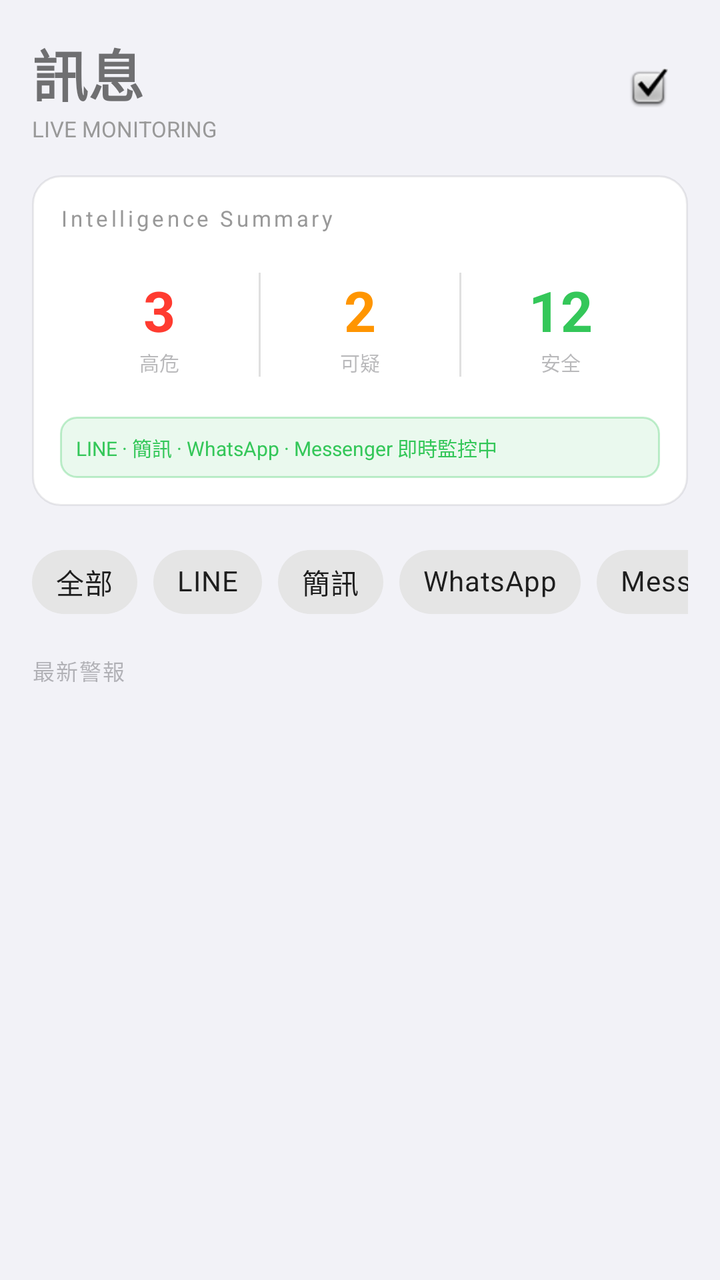
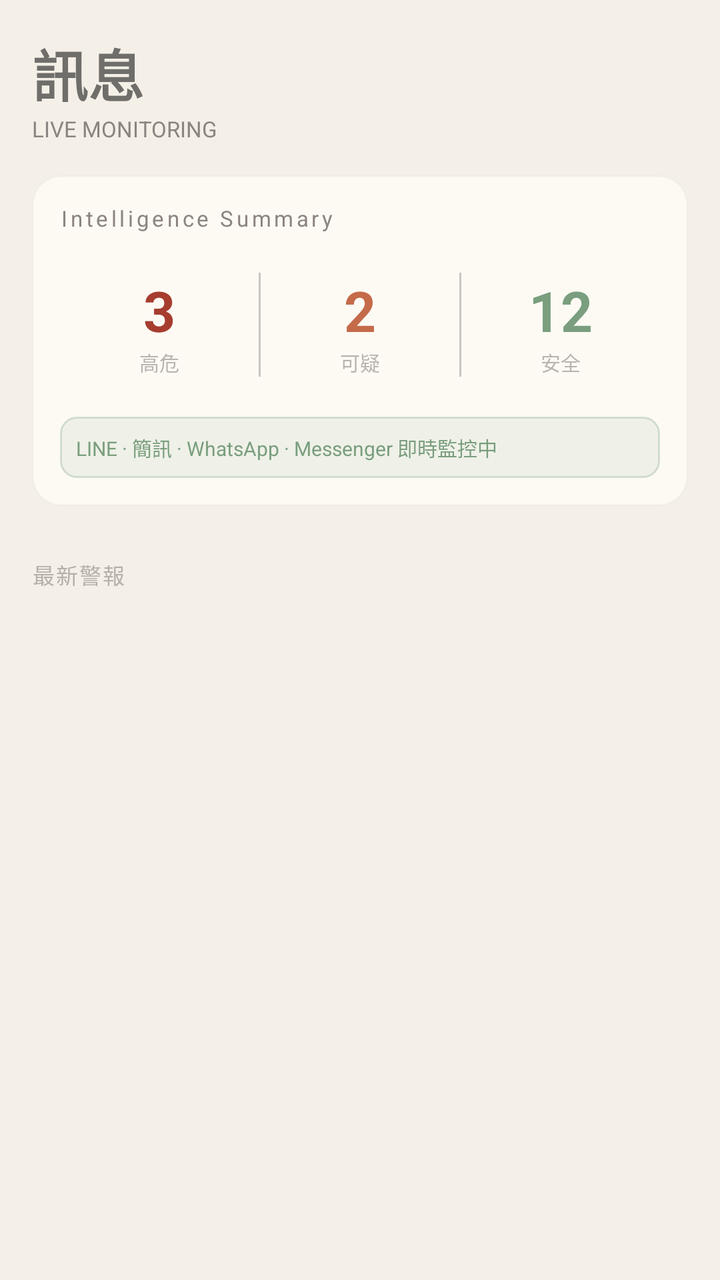

Compare the two renders of this Android layout. The source of the first and the diff that turns it into the second are given below.
<!-- AndroidManifest.xml: application theme Theme.FraudDetector -->
<!-- res/layout/fragment_messages.xml -->
<?xml version="1.0" encoding="utf-8"?>
<LinearLayout xmlns:android="http://schemas.android.com/apk/res/android"
    android:layout_width="match_parent"
    android:layout_height="match_parent"
    android:orientation="vertical">

    
    <LinearLayout
        android:layout_width="match_parent"
        android:layout_height="wrap_content"
        android:orientation="horizontal"
        android:gravity="center_vertical"
        android:padding="16dp">

        <LinearLayout
            android:layout_width="0dp"
            android:layout_height="wrap_content"
            android:layout_weight="1"
            android:orientation="vertical">

            <TextView
                android:layout_width="wrap_content"
                android:layout_height="wrap_content"
                android:text="@string/tab_messages"
                android:textSize="28sp"
                android:textStyle="bold" />

            <TextView
                android:layout_width="wrap_content"
                android:layout_height="wrap_content"
                android:text="@string/live_monitoring"
                android:textSize="11sp"
                android:textColor="#999999" />
        </LinearLayout>

        <ImageButton
            android:id="@+id/btnMarkAllRead"
            android:layout_width="40dp"
            android:layout_height="40dp"
            android:src="@android:drawable/checkbox_on_background"
            android:background="?attr/selectableItemBackgroundBorderless"
            android:contentDescription="Mark all read" />
    </LinearLayout>

    
    <LinearLayout
        android:id="@+id/intelCard"
        android:layout_width="match_parent"
        android:layout_height="wrap_content"
        android:orientation="vertical"
        android:layout_marginStart="16dp"
        android:layout_marginEnd="16dp"
        android:layout_marginBottom="14dp"
        android:padding="14dp"
        android:background="@drawable/bg_intel_card"
        android:elevation="2dp">

        <TextView
            android:layout_width="wrap_content"
            android:layout_height="wrap_content"
            android:text="@string/intel_summary"
            android:textSize="11sp"
            android:textColor="#999999"
            android:letterSpacing="0.14"
            android:layout_marginBottom="12dp" />

        
        <LinearLayout
            android:layout_width="match_parent"
            android:layout_height="wrap_content"
            android:orientation="horizontal"
            android:layout_marginBottom="12dp">

            
            <LinearLayout
                android:id="@+id/statHigh"
                android:layout_width="0dp"
                android:layout_height="wrap_content"
                android:layout_weight="1"
                android:orientation="vertical"
                android:gravity="center"
                android:padding="8dp"
                android:clickable="true"
                android:focusable="true">

                <TextView
                    android:id="@+id/tvHighCount"
                    android:layout_width="wrap_content"
                    android:layout_height="wrap_content"
                    android:text="3"
                    android:textSize="28sp"
                    android:textStyle="bold"
                    android:textColor="@color/risk_high" />

                <TextView
                    android:layout_width="wrap_content"
                    android:layout_height="wrap_content"
                    android:text="@string/high_risk"
                    android:textSize="10sp"
                    android:textColor="@color/lbl3" />
            </LinearLayout>

            <View
                android:layout_width="1dp"
                android:layout_height="match_parent"
                android:background="#E0E0E0"
                android:layout_marginTop="8dp"
                android:layout_marginBottom="8dp" />

            
            <LinearLayout
                android:id="@+id/statMid"
                android:layout_width="0dp"
                android:layout_height="wrap_content"
                android:layout_weight="1"
                android:orientation="vertical"
                android:gravity="center"
                android:padding="8dp"
                android:clickable="true"
                android:focusable="true">

                <TextView
                    android:id="@+id/tvMidCount"
                    android:layout_width="wrap_content"
                    android:layout_height="wrap_content"
                    android:text="2"
                    android:textSize="28sp"
                    android:textStyle="bold"
                    android:textColor="@color/risk_mid" />

                <TextView
                    android:layout_width="wrap_content"
                    android:layout_height="wrap_content"
                    android:text="@string/suspicious"
                    android:textSize="10sp"
                    android:textColor="@color/lbl3" />
            </LinearLayout>

            <View
                android:layout_width="1dp"
                android:layout_height="match_parent"
                android:background="#E0E0E0"
                android:layout_marginTop="8dp"
                android:layout_marginBottom="8dp" />

            
            <LinearLayout
                android:id="@+id/statSafe"
                android:layout_width="0dp"
                android:layout_height="wrap_content"
                android:layout_weight="1"
                android:orientation="vertical"
                android:gravity="center"
                android:padding="8dp"
                android:clickable="true"
                android:focusable="true">

                <TextView
                    android:id="@+id/tvSafeCount"
                    android:layout_width="wrap_content"
                    android:layout_height="wrap_content"
                    android:text="12"
                    android:textSize="28sp"
                    android:textStyle="bold"
                    android:textColor="@color/risk_safe" />

                <TextView
                    android:layout_width="wrap_content"
                    android:layout_height="wrap_content"
                    android:text="@string/safe"
                    android:textSize="10sp"
                    android:textColor="@color/lbl3" />
            </LinearLayout>
        </LinearLayout>

        
        <TextView
            android:layout_width="match_parent"
            android:layout_height="wrap_content"
            android:text="@string/monitoring_status"
            android:textSize="10sp"
            android:textColor="@color/risk_safe"
            android:padding="8dp"
            android:background="@drawable/bg_monitoring_bar" />
    </LinearLayout>

    
    <HorizontalScrollView
        android:layout_width="match_parent"
        android:layout_height="wrap_content"
        android:scrollbars="none"
        android:paddingStart="16dp"
        android:paddingEnd="16dp"
        android:layout_marginBottom="12dp">

        <com.google.android.material.chip.ChipGroup
            android:id="@+id/chipGroupFilter"
            android:layout_width="wrap_content"
            android:layout_height="wrap_content"
            app:singleSelection="true"
            xmlns:app="http://schemas.android.com/apk/res-auto">

            <com.google.android.material.chip.Chip
                android:id="@+id/chipAll"
                android:layout_width="wrap_content"
                android:layout_height="wrap_content"
                android:text="@string/filter_all"
                android:checked="true" />

            <com.google.android.material.chip.Chip
                android:id="@+id/chipLine"
                android:layout_width="wrap_content"
                android:layout_height="wrap_content"
                android:text="LINE" />

            <com.google.android.material.chip.Chip
                android:id="@+id/chipSms"
                android:layout_width="wrap_content"
                android:layout_height="wrap_content"
                android:text="簡訊" />

            <com.google.android.material.chip.Chip
                android:id="@+id/chipWhatsApp"
                android:layout_width="wrap_content"
                android:layout_height="wrap_content"
                android:text="WhatsApp" />

            <com.google.android.material.chip.Chip
                android:id="@+id/chipMessenger"
                android:layout_width="wrap_content"
                android:layout_height="wrap_content"
                android:text="Messenger" />
        </com.google.android.material.chip.ChipGroup>
    </HorizontalScrollView>

    
    <TextView
        android:layout_width="match_parent"
        android:layout_height="wrap_content"
        android:text="@string/latest_alerts"
        android:textSize="11sp"
        android:textColor="@color/lbl3"
        android:letterSpacing="0.06"
        android:textAllCaps="true"
        android:paddingStart="16dp"
        android:paddingBottom="8dp" />

    
    <androidx.recyclerview.widget.RecyclerView
        android:id="@+id/rvMessages"
        android:layout_width="match_parent"
        android:layout_height="0dp"
        android:layout_weight="1"
        android:paddingStart="16dp"
        android:paddingEnd="16dp"
        android:clipToPadding="false"
        android:paddingBottom="16dp" />
</LinearLayout>
<!-- resources referenced by this layout -->
<resources>
  <color name="lbl3">#5C3C3C43</color>
  <color name="risk_high">#FFFF3B30</color>
  <color name="risk_mid">#FFFF9500</color>
  <color name="risk_safe">#FF34C759</color>
  <!-- drawable bg_intel_card (drawable) -->
  <?xml version="1.0" encoding="utf-8"?>
  <shape xmlns:android="http://schemas.android.com/apk/res/android">
      <solid android:color="#FFFFFF" />
      <corners android:radius="14dp" />
      <stroke android:width="1dp" android:color="#1A3C3C43" />
  </shape>
  <!-- drawable bg_monitoring_bar (drawable) -->
  <?xml version="1.0" encoding="utf-8"?>
  <shape xmlns:android="http://schemas.android.com/apk/res/android">
      <solid android:color="#1A34C759" />
      <stroke android:width="1dp" android:color="#4D34C759" />
      <corners android:radius="8dp" />
  </shape>
  <string name="filter_all">全部</string>
  <string name="high_risk">高危</string>
  <string name="intel_summary">Intelligence Summary</string>
  <string name="latest_alerts">最新警報</string>
  <string name="live_monitoring">LIVE MONITORING</string>
  <string name="monitoring_status">LINE · 簡訊 · WhatsApp · Messenger 即時監控中</string>
  <string name="safe">安全</string>
  <string name="suspicious">可疑</string>
  <string name="tab_messages">訊息</string>
  <style name="Theme.FraudDetector" parent="Theme.MaterialComponents.Light.NoActionBar">
          <item name="colorPrimary">@color/blue</item>
          <item name="colorPrimaryDark">@color/blue_dk</item>
          <item name="colorAccent">@color/blue</item>
          <item name="android:windowBackground">@color/bg</item>
          <item name="android:statusBarColor">@color/blue_dk</item>
          <item name="android:navigationBarColor">@color/white</item>
      </style>
  <color name="blue">#FF2196F3</color>
  <color name="blue_dk">#FF1976D2</color>
  <color name="bg">#FFF2F2F7</color>
  <color name="white">#FFFFFFFF</color>
</resources>

<!-- the commit's change to res/layout/fragment_messages.xml (unified diff, before → after) -->
@@ -30,16 +30,8 @@
                 android:layout_height="wrap_content"
                 android:text="@string/live_monitoring"
                 android:textSize="11sp"
-                android:textColor="#999999" />
+                android:textColor="#8C8480" />
         </LinearLayout>
-
-        <ImageButton
-            android:id="@+id/btnMarkAllRead"
-            android:layout_width="40dp"
-            android:layout_height="40dp"
-            android:src="@android:drawable/checkbox_on_background"
-            android:background="?attr/selectableItemBackgroundBorderless"
-            android:contentDescription="Mark all read" />
     </LinearLayout>
 
     
@@ -60,7 +52,7 @@
             android:layout_height="wrap_content"
             android:text="@string/intel_summary"
             android:textSize="11sp"
-            android:textColor="#999999"
+            android:textColor="#8C8480"
             android:letterSpacing="0.14"
             android:layout_marginBottom="12dp" />
 
@@ -103,7 +95,7 @@
             <View
                 android:layout_width="1dp"
                 android:layout_height="match_parent"
-                android:background="#E0E0E0"
+                android:background="#C8C4C0"
                 android:layout_marginTop="8dp"
                 android:layout_marginBottom="8dp" />
 
@@ -139,7 +131,7 @@
             <View
                 android:layout_width="1dp"
                 android:layout_height="match_parent"
-                android:background="#E0E0E0"
+                android:background="#C8C4C0"
                 android:layout_marginTop="8dp"
                 android:layout_marginBottom="8dp" />
 
@@ -198,39 +190,8 @@
             android:layout_width="wrap_content"
             android:layout_height="wrap_content"
             app:singleSelection="true"
-            xmlns:app="http://schemas.android.com/apk/res-auto">
-
-            <com.google.android.material.chip.Chip
-                android:id="@+id/chipAll"
-                android:layout_width="wrap_content"
-                android:layout_height="wrap_content"
-                android:text="@string/filter_all"
-                android:checked="true" />
-
-            <com.google.android.material.chip.Chip
-                android:id="@+id/chipLine"
-                android:layout_width="wrap_content"
-                android:layout_height="wrap_content"
-                android:text="LINE" />
-
-            <com.google.android.material.chip.Chip
-                android:id="@+id/chipSms"
-                android:layout_width="wrap_content"
-                android:layout_height="wrap_content"
-                android:text="簡訊" />
-
-            <com.google.android.material.chip.Chip
-                android:id="@+id/chipWhatsApp"
-                android:layout_width="wrap_content"
-                android:layout_height="wrap_content"
-                android:text="WhatsApp" />
-
-            <com.google.android.material.chip.Chip
-                android:id="@+id/chipMessenger"
-                android:layout_width="wrap_content"
-                android:layout_height="wrap_content"
-                android:text="Messenger" />
-        </com.google.android.material.chip.ChipGroup>
+            xmlns:app="http://schemas.android.com/apk/res-auto" />
+        
     </HorizontalScrollView>
 
     
<!-- resource entries referenced after the edit -->
@@ -1,24 +1,23 @@
 <!-- resources referenced by this layout -->
 <resources>
-  <color name="lbl3">#5C3C3C43</color>
-  <color name="risk_high">#FFFF3B30</color>
-  <color name="risk_mid">#FFFF9500</color>
-  <color name="risk_safe">#FF34C759</color>
+  <color name="lbl3">#998C8480</color>
+  <color name="risk_high">#FFA63D2F</color>
+  <color name="risk_mid">#FFC46B4A</color>
+  <color name="risk_safe">#FF7A9E7E</color>
   <!-- drawable bg_intel_card (drawable) -->
   <?xml version="1.0" encoding="utf-8"?>
   <shape xmlns:android="http://schemas.android.com/apk/res/android">
-      <solid android:color="#FFFFFF" />
+      <solid android:color="#FDFAF4" />
       <corners android:radius="14dp" />
-      <stroke android:width="1dp" android:color="#1A3C3C43" />
+      <stroke android:width="1dp" android:color="#1AC8C4C0" />
   </shape>
   <!-- drawable bg_monitoring_bar (drawable) -->
   <?xml version="1.0" encoding="utf-8"?>
   <shape xmlns:android="http://schemas.android.com/apk/res/android">
-      <solid android:color="#1A34C759" />
-      <stroke android:width="1dp" android:color="#4D34C759" />
+      <solid android:color="#1A7A9E7E" />
+      <stroke android:width="1dp" android:color="#4D7A9E7E" />
       <corners android:radius="8dp" />
   </shape>
-  <string name="filter_all">全部</string>
   <string name="high_risk">高危</string>
   <string name="intel_summary">Intelligence Summary</string>
   <string name="latest_alerts">最新警報</string>
@@ -28,16 +27,16 @@
   <string name="suspicious">可疑</string>
   <string name="tab_messages">訊息</string>
   <style name="Theme.FraudDetector" parent="Theme.MaterialComponents.Light.NoActionBar">
-          <item name="colorPrimary">@color/blue</item>
-          <item name="colorPrimaryDark">@color/blue_dk</item>
-          <item name="colorAccent">@color/blue</item>
+          <item name="colorPrimary">@color/steel_blue</item>
+          <item name="colorPrimaryDark">@color/steel_blue_dark</item>
+          <item name="colorAccent">@color/steel_blue</item>
           <item name="android:windowBackground">@color/bg</item>
-          <item name="android:statusBarColor">@color/blue_dk</item>
+          <item name="android:statusBarColor">@color/steel_blue_dark</item>
           <item name="android:navigationBarColor">@color/white</item>
       </style>
-  <color name="blue">#FF2196F3</color>
-  <color name="blue_dk">#FF1976D2</color>
-  <color name="bg">#FFF2F2F7</color>
+  <color name="steel_blue">#FF4A7FA5</color>
+  <color name="steel_blue_dark">#FF3A6A8E</color>
+  <color name="bg">#FFF4F0E8</color>
   <color name="white">#FFFFFFFF</color>
 </resources>
 
